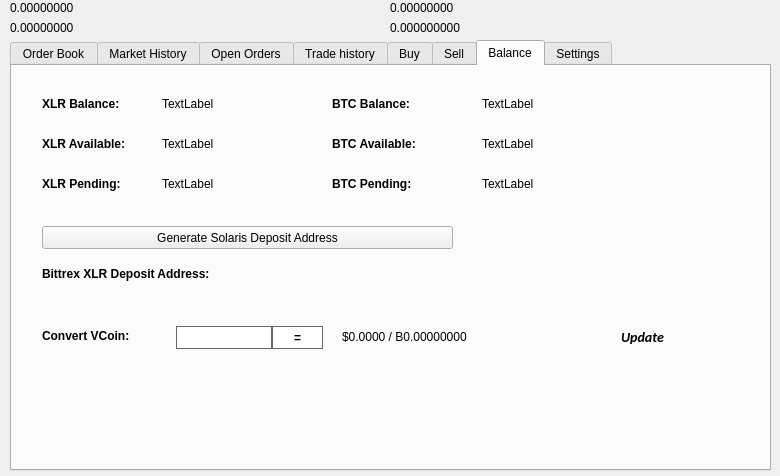
Old version of the form src/qt/forms/tradingdialog.ui in the repository listedlinked/superbee.
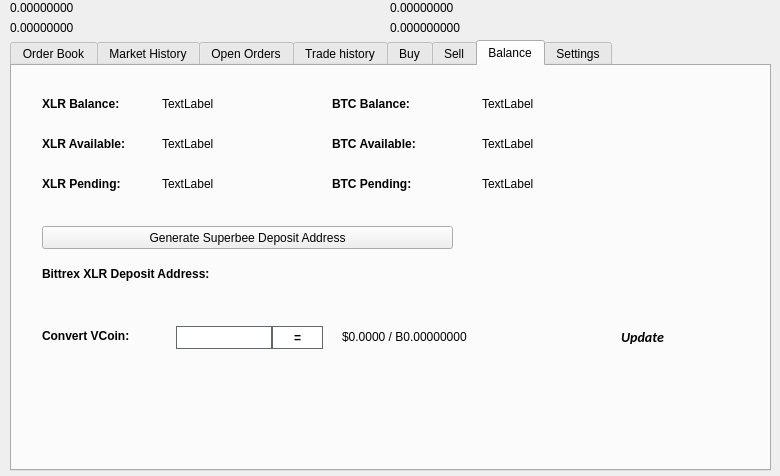
New version of the form. The open tabs and pages were chosen to show the change. Icons and pictures are not drawn.

Diff of the .ui file:
```diff
--- a/src/qt/forms/tradingdialog.ui
+++ b/src/qt/forms/tradingdialog.ui
@@ -2941,7 +2941,7 @@
       </rect>
      </property>
      <property name="text">
-      <string>Generate Solaris Deposit Address</string>
+      <string>Generate Superbee Deposit Address</string>
      </property>
      <property name="icon">
       <iconset resource="../solaris.qrc">
```
Left out of the diff: 14 changed lines with no effect on the pictures.
